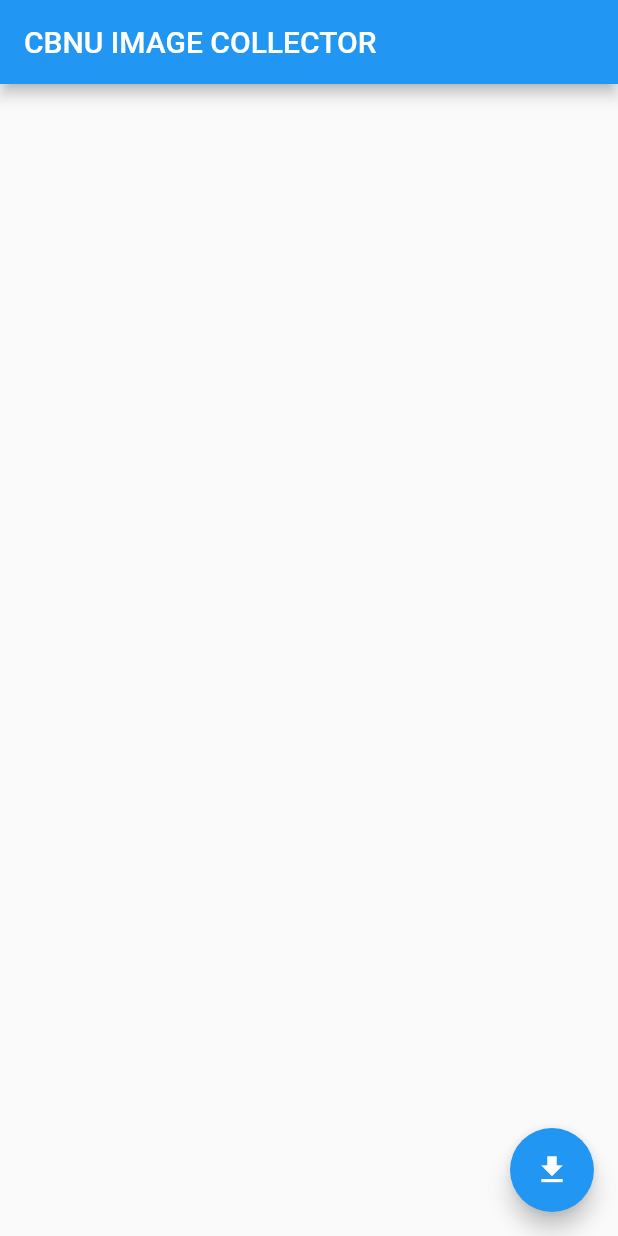
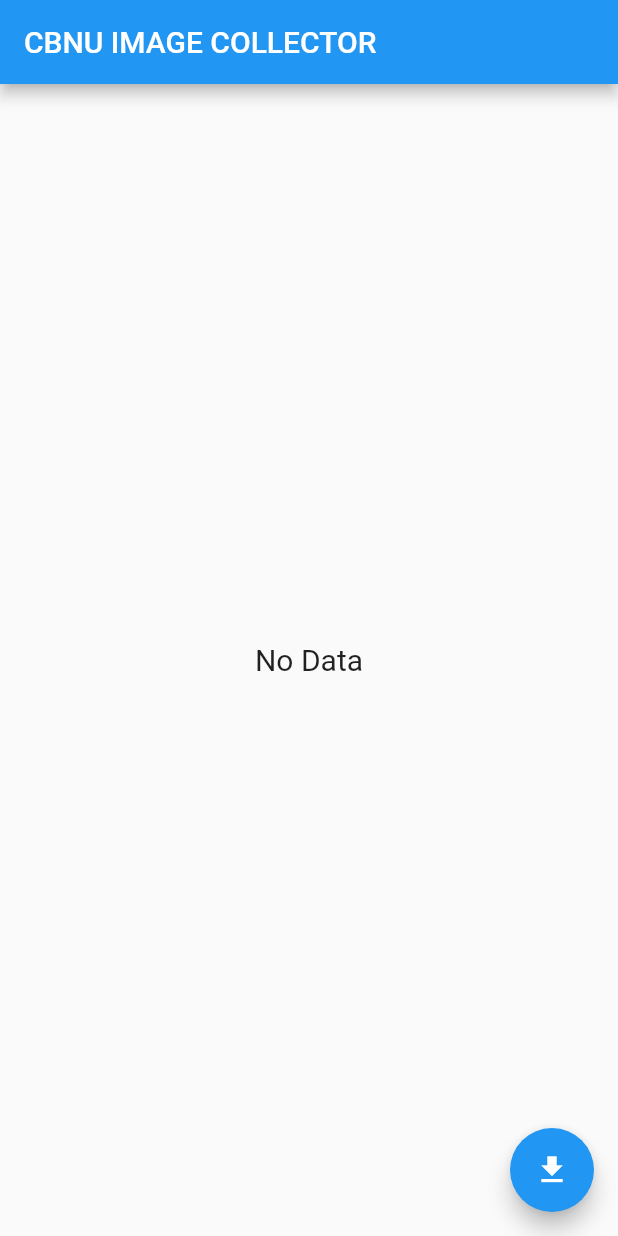
Before and after one commit to KIMGEEK/toy-project-flutter, a Flutter app: the screen it shows after launch, on a phone screen of 412 x 824 dp. Run offline on Flutter 3.47's test engine with Material 2 defaults, Android fonts, the phone set to English and light mode, and no system bars.

Commit message:
Make listview display images

```diff
--- a/cbnu_image_collector/lib/main.dart
+++ b/cbnu_image_collector/lib/main.dart
@@ -38,7 +38,34 @@ class _HttpAppState extends State<HttpApp> {
       appBar: AppBar(
         title: const Text('CBNU IMAGE COLLECTOR'),
       ),
-      body: Container(child: Center(child: Text('$result'))),
+      body: Container(
+          child: Center(
+              child: data!.isEmpty
+                  ? const Text(
+                      'No Data',
+                      style: TextStyle(fontSize: 20),
+                      textAlign: TextAlign.center,
+                    )
+                  : ListView.builder(
+                      itemBuilder: (context, index) {
+                        return GestureDetector(
+                            child: Card(
+                          child: Container(
+                            child: Row(children: <Widget>[
+                              Image.network(
+                                data![index]['image_url'],
+                                height: 100,
+                                width: 100,
+                                fit: BoxFit.contain,
+                              ),
+                              Text(data![index]['collection'].toString()),
+                              Text(data![index]['display_sitename'].toString()),
+                            ]),
+                          ),
+                        ));
+                      },
+                      itemCount: data!.length,
+                    ))),
       floatingActionButton: FloatingActionButton(
         onPressed: () async {
           getJSONData();
@@ -53,6 +80,7 @@ class _HttpAppState extends State<HttpApp> {
     var response = await http.get(Uri.parse(url),
         headers: {"Authorization": "KakaoAK ef09948c786a2300b857b679bc8bc2ad"});
 
+    print(response.body);
     setState(() {
       var dataConvertedToJSON = json.decode(response.body);
       List result = dataConvertedToJSON['documents'];
```
